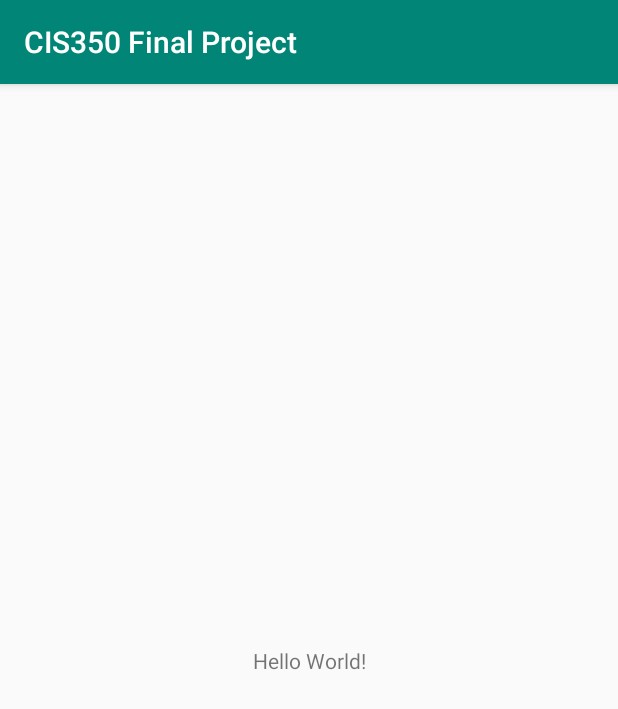
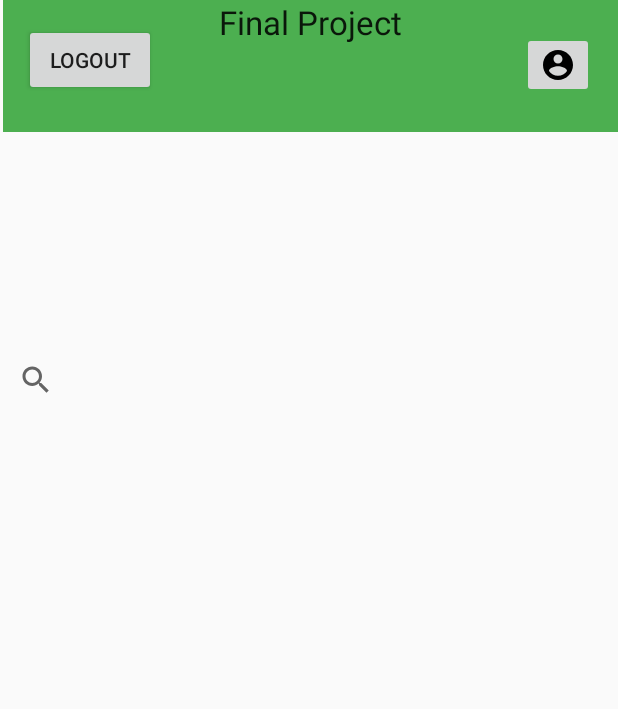
Before and after one commit to khann18/Care-to-Share, an Android app: the screen it shows after launch (MainActivity), on a phone screen of 412 x 824 dp. Shown: the top 709 px of the screen. Run offline under Robolectric (Android 15) with nearby library versions, the phone set to English and light mode, and no system bars.

Commit message:
completed search

```diff
--- a/mobile/app/build.gradle
+++ b/mobile/app/build.gradle
@@ -26,4 +26,8 @@ dependencies {
     testImplementation 'junit:junit:4.12'
     androidTestImplementation 'androidx.test:runner:1.2.0'
     androidTestImplementation 'androidx.test.espresso:espresso-core:3.2.0'
+    implementation 'androidx.recyclerview:recyclerview:1.1.0'
+    implementation 'com.android.support:appcompat-v7:28.0.0'
+    implementation 'com.google.android.gms:play-services-maps:16.1.0'
+
 }
--- /dev/null
+++ b/mobile/app/src/main/res/drawable/ic_arrow_back_black_24dp.xml
@@ -0,0 +1,9 @@
+<vector xmlns:android="http://schemas.android.com/apk/res/android"
+        android:width="24dp"
+        android:height="24dp"
+        android:viewportWidth="24.0"
+        android:viewportHeight="24.0">
+    <path
+        android:fillColor="#FF000000"
+        android:pathData="M20,11H7.83l5.59,-5.59L12,4l-8,8 8,8 1.41,-1.41L7.83,13H20v-2z"/>
+</vector>
--- /dev/null
+++ b/mobile/app/src/main/res/drawable/profile_button.xml
@@ -0,0 +1,9 @@
+<vector xmlns:android="http://schemas.android.com/apk/res/android"
+        android:width="24dp"
+        android:height="24dp"
+        android:viewportWidth="24.0"
+        android:viewportHeight="24.0">
+    <path
+        android:fillColor="#FF000000"
+        android:pathData="M12,2C6.48,2 2,6.48 2,12s4.48,10 10,10 10,-4.48 10,-10S17.52,2 12,2zM12,5c1.66,0 3,1.34 3,3s-1.34,3 -3,3 -3,-1.34 -3,-3 1.34,-3 3,-3zM12,19.2c-2.5,0 -4.71,-1.28 -6,-3.22 0.03,-1.99 4,-3.08 6,-3.08 1.99,0 5.97,1.09 6,3.08 -1.29,1.94 -3.5,3.22 -6,3.22z"/>
+</vector>
--- a/mobile/app/src/main/res/layout/activity_main.xml
+++ b/mobile/app/src/main/res/layout/activity_main.xml
@@ -6,13 +6,76 @@
     android:layout_height="match_parent"
     tools:context=".MainActivity">
 
+    <!--    <android.support.v7.widget.Toolbar-->
+    <!--        android:id="@+id/my_toolbar"-->
+    <!--        android:layout_width="409dp"-->
+    <!--        android:layout_height="55dp"-->
+    <!--        android:layout_marginStart="1dp"-->
+    <!--        android:layout_marginTop="33dp"-->
+    <!--        android:background="?attr/colorPrimary"-->
+    <!--        android:elevation="4dp"-->
+    <!--        android:theme="@style/ThemeOverlay.AppCompat.ActionBar"-->
+    <!--        app:layout_constraintEnd_toEndOf="parent"-->
+    <!--        app:layout_constraintStart_toStartOf="parent"-->
+    <!--        app:layout_constraintTop_toTopOf="parent"-->
+    <!--        app:popupTheme="@style/ThemeOverlay.AppCompat.Light" />-->
+
+    <SearchView
+        android:layout_width="414dp"
+        android:layout_height="44dp"
+        android:layout_marginTop="231dp"
+        app:layout_constraintStart_toStartOf="parent"
+        app:layout_constraintTop_toTopOf="parent" />
+
+    <androidx.recyclerview.widget.RecyclerView
+        android:layout_width="409dp"
+        android:layout_height="454dp"
+        android:layout_marginEnd="1dp"
+        android:layout_marginBottom="1dp"
+        app:layout_constraintBottom_toBottomOf="parent"
+        app:layout_constraintEnd_toEndOf="parent" />
+
     <TextView
+        android:id="@+id/textView"
+        android:layout_width="410dp"
+        android:layout_height="88dp"
+        android:background="#4CAF50"
+        android:textAppearance="@style/TextAppearance.AppCompat.Large"
+        app:layout_constraintEnd_toEndOf="parent"
+        app:layout_constraintHorizontal_bias="1.0"
+        app:layout_constraintStart_toStartOf="parent"
+        app:layout_constraintTop_toTopOf="parent" />
+
+    <Button
+        android:id="@+id/button"
         android:layout_width="wrap_content"
         android:layout_height="wrap_content"
-        android:text="Hello World!"
-        app:layout_constraintBottom_toBottomOf="parent"
-        app:layout_constraintLeft_toLeftOf="parent"
-        app:layout_constraintRight_toRightOf="parent"
+        android:layout_marginStart="16dp"
+        android:layout_marginTop="16dp"
+        android:text="Logout"
+        app:layout_constraintStart_toStartOf="parent"
         app:layout_constraintTop_toTopOf="parent" />
 
+    <ImageButton
+        android:layout_width="wrap_content"
+        android:layout_height="wrap_content"
+        android:layout_marginStart="348dp"
+        android:layout_marginTop="21dp"
+        android:layout_marginEnd="16dp"
+        android:src="@drawable/profile_button"
+        app:layout_constraintEnd_toEndOf="parent"
+        app:layout_constraintStart_toStartOf="parent"
+        app:layout_constraintTop_toTopOf="parent" />
+
+    <TextView
+        android:id="@+id/textView2"
+        android:layout_width="150dp"
+        android:layout_height="28dp"
+        android:text="Final Project"
+        android:textAppearance="@style/TextAppearance.AppCompat.Large"
+        app:layout_constraintEnd_toEndOf="parent"
+        app:layout_constraintHorizontal_bias="0.557"
+        app:layout_constraintStart_toStartOf="parent"
+        tools:layout_editor_absoluteY="31dp" />
+
 </androidx.constraintlayout.widget.ConstraintLayout>
--- /dev/null
+++ b/mobile/app/src/main/res/menu/menu1.xml
@@ -0,0 +1,26 @@
+<?xml version="1.0" encoding="utf-8"?>
+<menu xmlns:android="http://schemas.android.com/apk/res/android"
+    xmlns:app="http://schemas.android.com/apk/res-auto">
+
+<item android:id="@+id/item1"
+    android:icon="@drawable/ic_arrow_back_black_24dp"
+    android:title = "Item 1"
+    app:showAsAction="ifRoom"
+    />
+
+    <item android:id="@+id/item2"
+        android:title = "Item 2"
+        app:showAsAction="never"
+        />
+
+    <item android:id="@+id/item3"
+        android:title = "Item 3"
+        app:showAsAction="never" />
+        <menu>
+            <item android:id="@+id/sub1"
+                android:title="Logout" />
+            <item android:id="@+id/sub2"
+                android:title="Logout" />
+        </menu>
+
+</menu>
```
Also changed, not shown: mobile/app/src/main/AndroidManifest.xml (+8 -1 lines), mobile/app/src/main/java/edu/upenn/cis350/cis350finalproject/MainActivity.java (+16 -0 lines), mobile/app/src/main/res/layout/toolbar.xml (added, +9 -0 lines), mobile/app/src/main/res/values/map_api.xml (added, +7 -0 lines), mobile/settings.gradle (line endings or trailing spaces), 9 other files.
